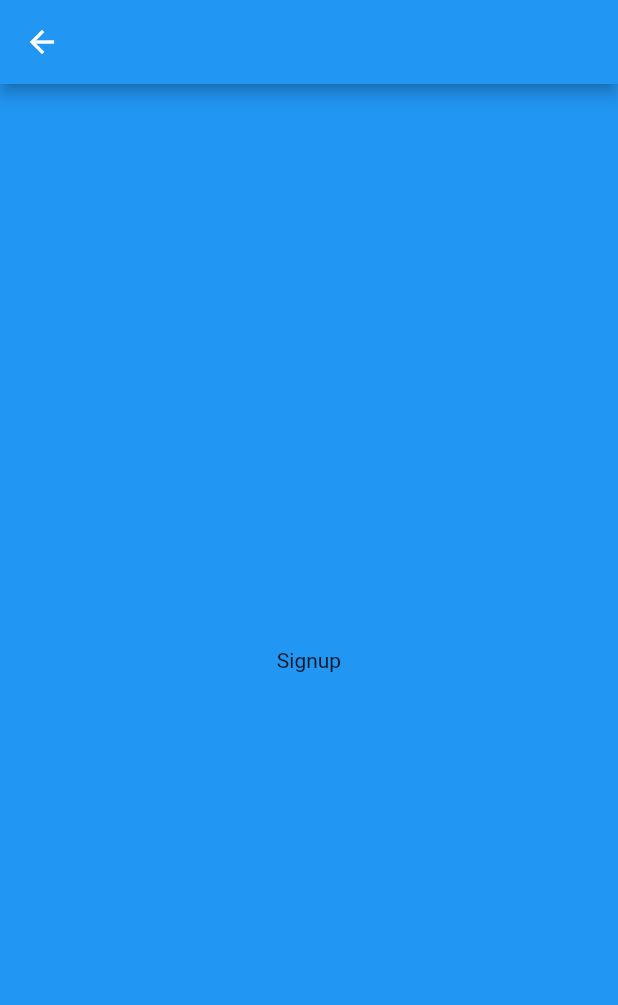
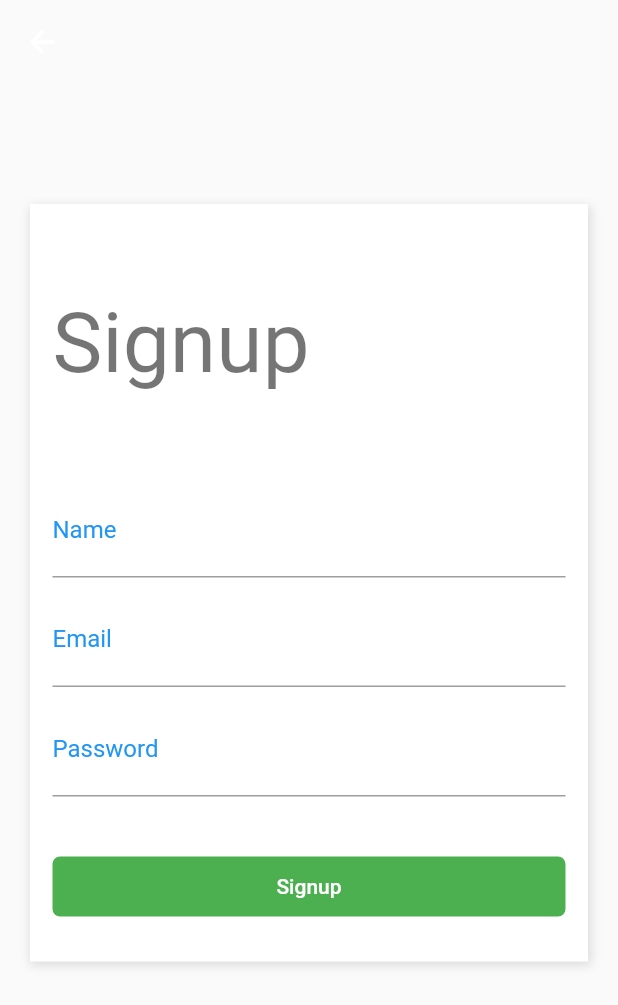
Before and after one commit to DaniloPorto30/Shopping_App_Flutter, a Flutter app: the screen it shows after launch, after a tap on "Sign Up", on a phone screen of 412 x 824 dp. Shown: the top 1005 px of the screen. Run offline on Flutter 3.47's test engine with Material 2 defaults, Android fonts, the phone set to English and light mode, and no system bars.

Commit message:
Page signup finish

```diff
--- a/lib/pages/login.page.dart
+++ b/lib/pages/login.page.dart
@@ -117,13 +117,17 @@ class LoginPage extends StatelessWidget {
                         width: double.infinity,
                         height: 40,
                         decoration: BoxDecoration(
-                          color: Colors.amber,
+                          color: Colors.blue,
                           borderRadius: BorderRadius.all(
                             Radius.circular(5),
                           ),
                         ),
                         child: TextButton(
-                          child: Text("Sign In"),
+                          child: Text("Sign In",
+                          style: TextStyle(
+                              color: Colors.white,
+                            ),
+                          ),
                           onPressed: () {},
                         ),
                       ),
--- a/lib/pages/signup.page.dart
+++ b/lib/pages/signup.page.dart
@@ -5,13 +5,137 @@ class SignupPage extends StatelessWidget {
   @override
   Widget build(BuildContext context) {
     return Scaffold(
-      appBar:  AppBar(),
-      body: Container(
-        color: Colors.blue,
-        child: Center(
-          child: Text("Signup"),
+      appBar: AppBar(
+        backgroundColor: Colors.white.withOpacity(0),
+        elevation: 0,
+      ),
+      body: SingleChildScrollView(
+        child: Container(
+          padding: EdgeInsets.only(
+            top: 80,
+            left: 20,
+            right: 20,
+            bottom: 40,
+          ),
+          child: Column(
+            children: <Widget>[
+              Container(
+                decoration: BoxDecoration(
+                  color: Colors.white,
+                  boxShadow: [
+                    new BoxShadow(
+                      color: Colors.black12,
+                      offset: new Offset(1, 2.0),
+                      blurRadius: 5,
+                      spreadRadius: 1,
+                    ),
+                  ],
+                ),
+                child: Padding(
+                  padding: EdgeInsets.only(
+                    left: 15,
+                    right: 15,
+                    top: 60,
+                  ),
+                  child: Column(
+                    crossAxisAlignment: CrossAxisAlignment.stretch,
+                    children: <Widget>[
+                      Text(
+                        "Signup",
+                        style: Theme.of(context).textTheme.displayMedium,
+                      ),
+                      SizedBox(
+                        height: 60,
+                      ),
+                      TextFormField(
+                        // autofocus: true,
+                        keyboardType: TextInputType.text,
+                        decoration: InputDecoration(
+                          labelText: "Name",
+                          labelStyle: TextStyle(
+                            color: Theme.of(context).primaryColor,
+                            fontWeight: FontWeight.w400,
+                            fontSize: 16,
+                          ),
+                        ),
+                        style: TextStyle(
+                          fontSize: 20,
+                          color: Theme.of(context).primaryColor,
+                        ),
+                      ),
+                      SizedBox(
+                        height: 10,
+                      ),
+                      TextFormField(
+                        // autofocus: true,
+                        keyboardType: TextInputType.emailAddress,
+                        decoration: InputDecoration(
+                          labelText: "Email",
+                          labelStyle: TextStyle(
+                            color: Theme.of(context).primaryColor,
+                            fontWeight: FontWeight.w400,
+                            fontSize: 16,
+                          ),
+                        ),
+                        style: TextStyle(
+                          fontSize: 20,
+                          color: Theme.of(context).primaryColor,
+                        ),
+                      ),
+                      SizedBox(
+                        height: 10,
+                      ),
+                      TextFormField(
+                        // autofocus: true,
+                        keyboardType: TextInputType.text,
+                        obscureText: true,
+                        decoration: InputDecoration(
+                          labelText: "Password",
+                          labelStyle: TextStyle(
+                            color: Theme.of(context).primaryColor,
+                            fontWeight: FontWeight.w400,
+                            fontSize: 16,
+                          ),
+                        ),
+                        style: TextStyle(
+                          fontSize: 20,
+                          color: Theme.of(context).primaryColor,
+                        ),
+                      ),
+                      SizedBox(
+                        height: 40,
+                      ),
+                      Container(
+                        width: double.infinity,
+                        height: 40,
+                        decoration: BoxDecoration(
+                          color: Colors.green,
+                          borderRadius: BorderRadius.all(
+                            Radius.circular(5),
+                          ),
+                        ),
+                        child: TextButton(
+                          child: Text(
+                            "Signup",
+                            style: TextStyle(
+                              color: Colors.white,
+                            ),
+                          ),
+                          onPressed: () {},
+                        ),
+                      ),
+                      SizedBox(
+                        height: 30,
+                      ),
+                    ],
+                  ),
+                ),
+              )
+            ],
+          ),
         ),
       ),
     );
   }
-}
+
+  }
```
